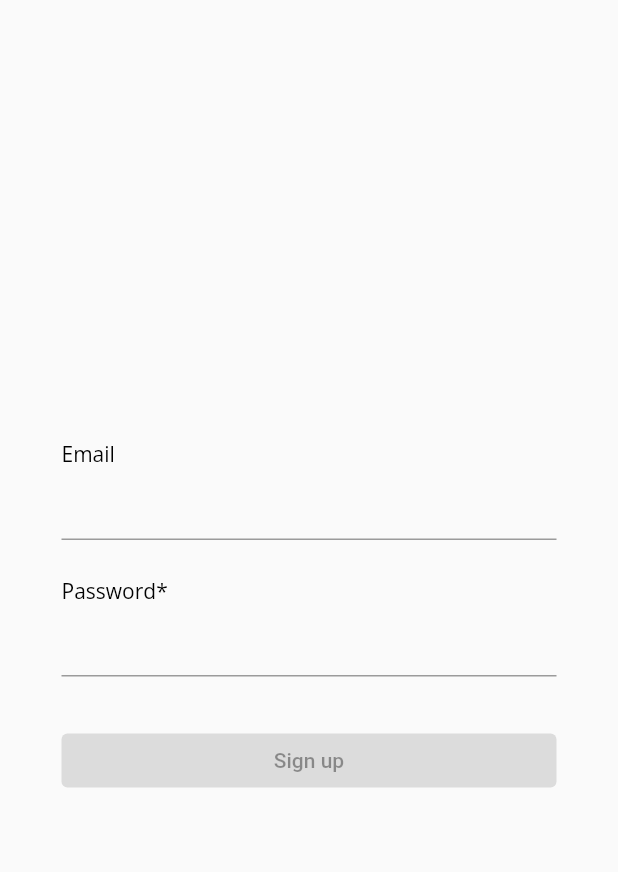
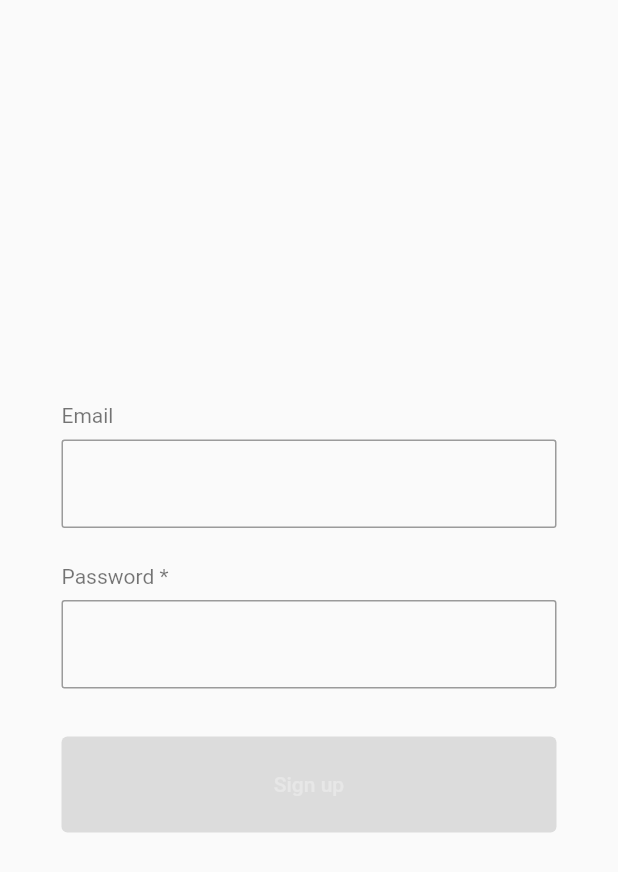
Before and after one commit to lunox94/flutter_skeleton_app, a Flutter app: the screen it shows after launch, on a phone screen of 412 x 824 dp. Shown: the top 872 px of the screen. Run offline on Flutter 3.47's test engine with Material 2 defaults, Android fonts, the phone set to English and light mode, and no system bars; drawn by our look-alikes of reactive_forms; our stand-ins replace bloc, flutter_bloc, freezed_annotation, go_router, google_fonts, hydrated_bloc; accounts and stored records are empty; generated files the repository leaves out were written again.

Commit message:
chore: improve theming

```diff
--- a/lib/src/presentation/auth/screens/login.dart
+++ b/lib/src/presentation/auth/screens/login.dart
@@ -25,6 +25,7 @@ class Login extends StatelessWidget {
         body: BlocBuilder<LoginFormProviderBloc, LoginFormProviderState>(
           builder: (context, state) {
             final viewModel = state.viewModel;
+
             return Center(
               child: Container(
                 alignment: Alignment.center,
@@ -40,19 +41,17 @@ class Login extends StatelessWidget {
                     mainAxisSize: MainAxisSize.min,
                     children: [
                       const Text('Email'),
+                      const SizedBox(height: 8.0),
                       ReactiveTextField(
                         formControlName: 'email',
                       ),
-                      const SizedBox(
-                        height: 24.0,
-                      ),
-                      const Text('Password*'),
+                      const SizedBox(height: 24.0),
+                      const Text('Password *'),
+                      const SizedBox(height: 8.0),
                       ReactiveTextField(
                         formControlName: 'password',
                       ),
-                      const SizedBox(
-                        height: 32.0,
-                      ),
+                      const SizedBox(height: 32.0),
                       Row(
                         children: [
                           Expanded(
--- a/lib/src/presentation/core/theme/app_theme.dart
+++ b/lib/src/presentation/core/theme/app_theme.dart
@@ -1,5 +1,7 @@
 import 'package:flutter/material.dart';
 import 'package:google_fonts/google_fonts.dart';
+
+const _primaryColor = Colors.orange;
 
 class AppTheme {
   static TextTheme get darkTextTheme => _darkTextTheme;
@@ -10,80 +12,29 @@ class AppTheme {
 
   static ThemeData get dark => _dark;
 
-  static final TextTheme _lightTextTheme = TextTheme(
-    bodyText1: GoogleFonts.openSans(
-      fontSize: 14.0,
-      fontWeight: FontWeight.w700,
-      color: Colors.black,
-    ),
-    bodyText2: GoogleFonts.openSans(
-      fontSize: 14.0,
-      fontWeight: FontWeight.normal,
-      color: Colors.black,
-    ),
-    headline1: GoogleFonts.openSans(
-      fontSize: 32.0,
-      fontWeight: FontWeight.bold,
-      color: Colors.black,
-    ),
-    headline2: GoogleFonts.openSans(
-      fontSize: 21.0,
-      fontWeight: FontWeight.w700,
-      color: Colors.black,
-    ),
-    headline3: GoogleFonts.openSans(
-      fontSize: 16.0,
-      fontWeight: FontWeight.w600,
-      color: Colors.black,
-    ),
-    headline6: GoogleFonts.openSans(
-      fontSize: 20.0,
-      fontWeight: FontWeight.w600,
-      color: Colors.black,
-    ),
-  );
+  static final TextTheme _lightTextTheme = _buildLightTextTheme();
 
-  static final _darkTextTheme = TextTheme(
-    bodyText1: GoogleFonts.openSans(
-      fontSize: 14.0,
-      fontWeight: FontWeight.w700,
-      color: Colors.white,
-    ),
-    bodyText2: GoogleFonts.openSans(
-      fontSize: 14.0,
-      fontWeight: FontWeight.normal,
-      color: Colors.white,
-    ),
-    headline1: GoogleFonts.openSans(
-      fontSize: 32.0,
-      fontWeight: FontWeight.bold,
-      color: Colors.white,
-    ),
-    headline2: GoogleFonts.openSans(
-      fontSize: 21.0,
-      fontWeight: FontWeight.w700,
-      color: Colors.white,
-    ),
-    headline3: GoogleFonts.openSans(
-      fontSize: 16.0,
-      fontWeight: FontWeight.w600,
-      color: Colors.white,
-    ),
-    headline6: GoogleFonts.openSans(
-      fontSize: 20.0,
-      fontWeight: FontWeight.w600,
-      color: Colors.white,
-    ),
-  );
+  static TextTheme _buildLightTextTheme() {
+    final defaultTheme =
+        GoogleFonts.titilliumWebTextTheme(Typography.blackRedmond);
+    return defaultTheme.copyWith(
+      bodyText2: defaultTheme.bodyText2!.copyWith(color: Colors.black54),
+    );
+  }
+
+  static final _darkTextTheme = _buildDarkTextTheme();
+
+  static TextTheme _buildDarkTextTheme() {
+    final defaultTheme =
+        GoogleFonts.titilliumWebTextTheme(Typography.whiteRedmond);
+    return defaultTheme.copyWith(
+      bodyText2: defaultTheme.bodyText2!.copyWith(color: Colors.white54),
+    );
+  }
 
   static final ThemeData _light = ThemeData(
-    primarySwatch: Colors.orange,
+    primarySwatch: _primaryColor,
     brightness: Brightness.light,
-    checkboxTheme: CheckboxThemeData(
-      fillColor: MaterialStateColor.resolveWith((states) {
-        return Colors.black;
-      }),
-    ),
     appBarTheme: const AppBarTheme(
       foregroundColor: Colors.black,
       backgroundColor: Colors.white,
@@ -93,14 +44,36 @@ class AppTheme {
       backgroundColor: Colors.black,
     ),
     bottomNavigationBarTheme: const BottomNavigationBarThemeData(
-      selectedItemColor: Colors.orange,
+      selectedItemColor: _primaryColor,
     ),
     buttonTheme: const ButtonThemeData(padding: EdgeInsets.all(8.0)),
     textTheme: _lightTextTheme,
+    elevatedButtonTheme: ElevatedButtonThemeData(
+      style: ButtonStyle(
+        padding: MaterialStateProperty.all<EdgeInsets>(
+          const EdgeInsets.symmetric(horizontal: 24.0, vertical: 24.0),
+        ),
+        foregroundColor: MaterialStateProperty.resolveWith((states) {
+          if (states.contains(MaterialState.disabled)) {
+            return Colors.white30;
+          } else {
+            return Colors.white;
+          }
+        }),
+        overlayColor: MaterialStateProperty.all<Color>(Colors.white12),
+      ),
+    ),
+    inputDecorationTheme: const InputDecorationTheme(
+      border: OutlineInputBorder(
+        borderRadius: BorderRadius.all(
+          Radius.circular(2.0),
+        ),
+      ),
+    ),
   );
 
   static final ThemeData _dark = ThemeData(
-    primarySwatch: Colors.orange,
+    primarySwatch: _primaryColor,
     brightness: Brightness.dark,
     appBarTheme: AppBarTheme(
       foregroundColor: Colors.white,
@@ -108,11 +81,33 @@ class AppTheme {
     ),
     floatingActionButtonTheme: const FloatingActionButtonThemeData(
       foregroundColor: Colors.white,
-      backgroundColor: Colors.orange,
+      backgroundColor: _primaryColor,
     ),
     bottomNavigationBarTheme: const BottomNavigationBarThemeData(
-      selectedItemColor: Colors.orange,
+      selectedItemColor: _primaryColor,
     ),
-    textTheme: darkTextTheme,
+    textTheme: _darkTextTheme,
+    elevatedButtonTheme: ElevatedButtonThemeData(
+      style: ButtonStyle(
+        padding: MaterialStateProperty.all<EdgeInsets>(
+          const EdgeInsets.symmetric(horizontal: 24.0, vertical: 24.0),
+        ),
+        foregroundColor: MaterialStateProperty.resolveWith((states) {
+          if (states.contains(MaterialState.disabled)) {
+            return Colors.white30;
+          } else {
+            return Colors.white;
+          }
+        }),
+        overlayColor: MaterialStateProperty.all<Color>(Colors.white12),
+      ),
+    ),
+    inputDecorationTheme: const InputDecorationTheme(
+      border: OutlineInputBorder(
+        borderRadius: BorderRadius.all(
+          Radius.circular(2.0),
+        ),
+      ),
+    ),
   );
 }
```
